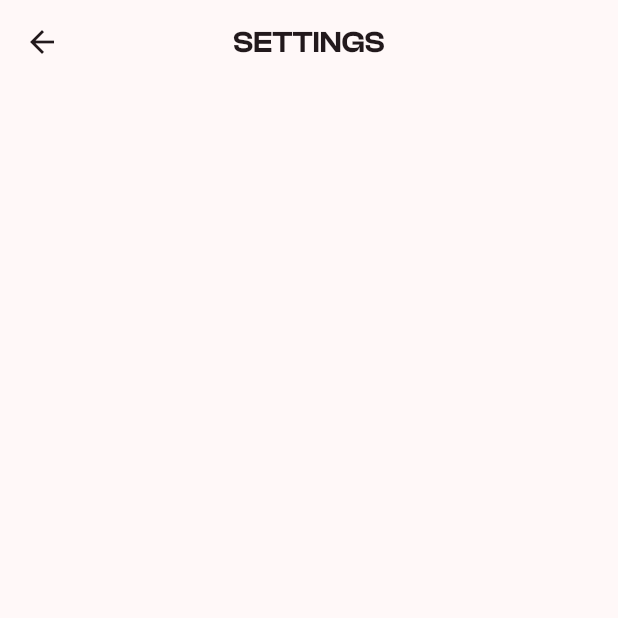
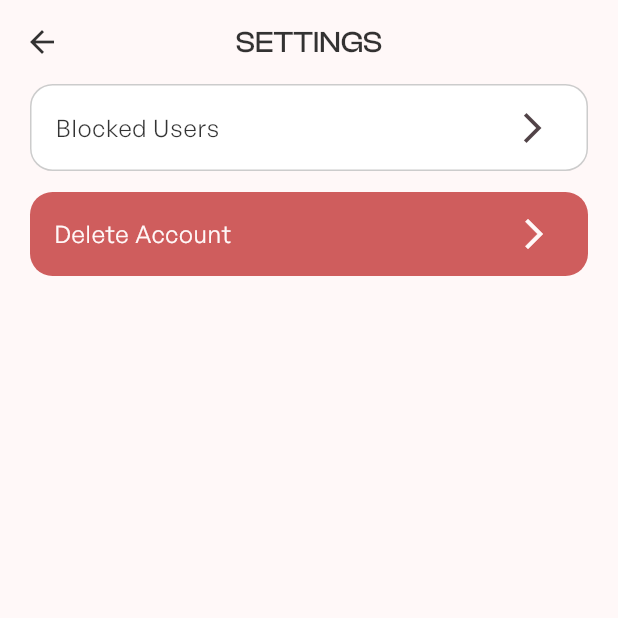
Before and after one commit to umarfarooq6519/firebase_chat_app, a Flutter app: the SettingsPage screen opened by its route, on a phone screen of 412 x 824 dp, the top half of it. Run offline on Flutter 3.47's test engine with Material 3 defaults, Android fonts, the phone set to English and light mode, and no system bars; our stand-ins replace cloud_firestore, firebase_auth, firebase_core, flutter_dotenv, flutter_svg, google_sign_in and 1 more; accounts and stored records are empty; network calls fail.

Commit message:
add user block feature

```diff
--- a/lib/main.dart
+++ b/lib/main.dart
@@ -1,3 +1,4 @@
+import 'package:chat_app/pages/blocked_users_page.dart';
 import 'package:flutter/material.dart';
 import 'package:chat_app/pages/home_page.dart';
 import 'package:chat_app/pages/settings_page.dart';
@@ -30,12 +31,14 @@ class MainApp extends StatelessWidget {
           seedColor: Colors.black,
           primary: Color(0xffd0e9bc),
           secondary: Color(0xffFFEDFA),
+          onSurface: Colors.black.withValues(alpha: 0.8),
         ),
       ),
       home: AuthStream(),
       routes: {
-        '/chats': (context) => HomePage(), // also the home page
+        '/chats': (context) => HomePage(),
         '/settings': (context) => SettingsPage(),
+        '/blocked_users': (context) => BlockedUsersPage(),
       },
     );
   }
--- a/lib/pages/home_page.dart
+++ b/lib/pages/home_page.dart
@@ -39,7 +39,7 @@ class _HomePageState extends State<HomePage> {
   StreamBuilder _displayUsersList() {
     // fetch and display users
     return StreamBuilder(
-      stream: _db.getUserStream(),
+      stream: _db.getUnblockedUsersStream(),
       builder: (context, snapshot) {
         if (snapshot.hasError) {
           return Text('error');
@@ -111,7 +111,7 @@ class _HomePageState extends State<HomePage> {
         style: TextStyle(
           fontSize: 20,
           fontFamily: 'Clash Display',
-          fontWeight: FontWeight.w600,
+          fontWeight: FontWeight.w500,
         ),
       ),
       centerTitle: true,
--- a/lib/pages/login_page.dart
+++ b/lib/pages/login_page.dart
@@ -1,10 +1,10 @@
+import 'package:flutter/material.dart';
+import 'package:lottie/lottie.dart';
 import 'package:chat_app/services/auth.service.dart';
 import 'package:chat_app/widgets/google_btn.dart';
 import 'package:chat_app/widgets/custom_input_field.dart';
 import 'package:chat_app/widgets/primary_btn.dart';
 import 'package:firebase_auth/firebase_auth.dart';
-import 'package:flutter/material.dart';
-import 'package:lottie/lottie.dart';
 
 class LoginPage extends StatefulWidget {
   final VoidCallback onToggle;
--- a/lib/pages/settings_page.dart
+++ b/lib/pages/settings_page.dart
@@ -1,7 +1,14 @@
 import 'package:flutter/material.dart';
 
-class SettingsPage extends StatelessWidget {
+class SettingsPage extends StatefulWidget {
   const SettingsPage({super.key});
+
+  @override
+  State<SettingsPage> createState() => _SettingsPageState();
+}
+
+class _SettingsPageState extends State<SettingsPage> {
+  bool lightMode = true;
 
   @override
   Widget build(BuildContext context) {
@@ -11,12 +18,80 @@ class SettingsPage extends StatelessWidget {
           'SETTINGS',
           style: TextStyle(
             fontSize: 20,
-            fontWeight: FontWeight.w600,
+            fontWeight: FontWeight.w500,
             fontFamily: 'Clash Display',
           ),
         ),
         centerTitle: true,
       ),
+      body: SafeArea(
+        child: Padding(
+          padding: const EdgeInsets.symmetric(horizontal: 20),
+          child: Column(
+            children: [
+              // ListTile(
+              //   tileColor: Colors.white,
+              //   shape: RoundedRectangleBorder(
+              //     side: BorderSide(
+              //       color: Theme.of(context)
+              //           .colorScheme
+              //           .onSurface
+              //           .withValues(alpha: 0.2),
+              //     ),
+              //     borderRadius: BorderRadius.circular(15),
+              //   ),
+              //   title: Text('Dark Mode'),
+              //   trailing: Switch(
+              //     activeTrackColor: Theme.of(context).colorScheme.onSurface,
+              //     // activeColor: Theme.of(context).colorScheme.primary,
+              //     value: lightMode,
+              //     onChanged: (bool value) {
+              //       setState(() {
+              //         lightMode = value;
+              //       });
+              //     },
+              //   ),
+              // ),
+              // SizedBox(height: 14),
+              ListTile(
+                onTap: () {
+                  Navigator.pushNamed(context, '/blocked_users');
+                },
+                tileColor: Colors.white,
+                shape: RoundedRectangleBorder(
+                  side: BorderSide(
+                    color: Theme.of(context)
+                        .colorScheme
+                        .onSurface
+                        .withValues(alpha: 0.2),
+                  ),
+                  borderRadius: BorderRadius.circular(15),
+                ),
+                title: Text('Blocked Users'),
+                trailing: Icon(Icons.arrow_forward_ios),
+              ),
+              SizedBox(height: 14),
+              ListTile(
+                tileColor:
+                    Theme.of(context).colorScheme.error.withValues(alpha: 0.7),
+                shape: RoundedRectangleBorder(
+                  borderRadius: BorderRadius.circular(15),
+                ),
+                title: Text(
+                  'Delete Account',
+                  style: TextStyle(
+                    color: Theme.of(context).colorScheme.surface,
+                  ),
+                ),
+                trailing: Icon(
+                  Icons.arrow_forward_ios,
+                  color: Theme.of(context).colorScheme.surface,
+                ),
+              ),
+            ],
+          ),
+        ),
+      ),
     );
   }
 }
--- a/lib/widgets/user_tile.dart
+++ b/lib/widgets/user_tile.dart
@@ -16,6 +16,7 @@ class UserTile extends StatelessWidget {
   @override
   Widget build(BuildContext context) {
     return InkWell(
+      splashColor: Theme.of(context).colorScheme.surface,
       onTap: onTap,
       child: Container(
         padding: EdgeInsets.symmetric(horizontal: 10, vertical: 10),
--- a/pubspec.yaml
+++ b/pubspec.yaml
@@ -30,7 +30,6 @@ flutter:
     - assets/icons/
     - assets/fonts/
     - assets/animations/
-    - assets/images/
 
   fonts:
     - family: General Sans
```
Also changed, not shown: lib/pages/blocked_users_page.dart (added, +96 -0 lines), lib/pages/chat_page.dart (+104 -41 lines), lib/services/auth.service.dart (+18 -12 lines), lib/services/db.service.dart (+92 -1 lines).
